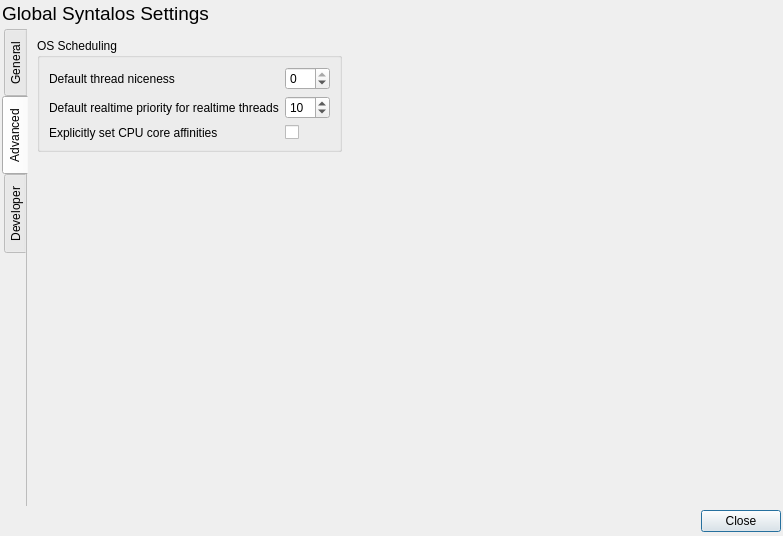
Before: the Qt Designer form src/globalconfigdialog.ui in syntalos/syntalos, drawn with Qt 5.
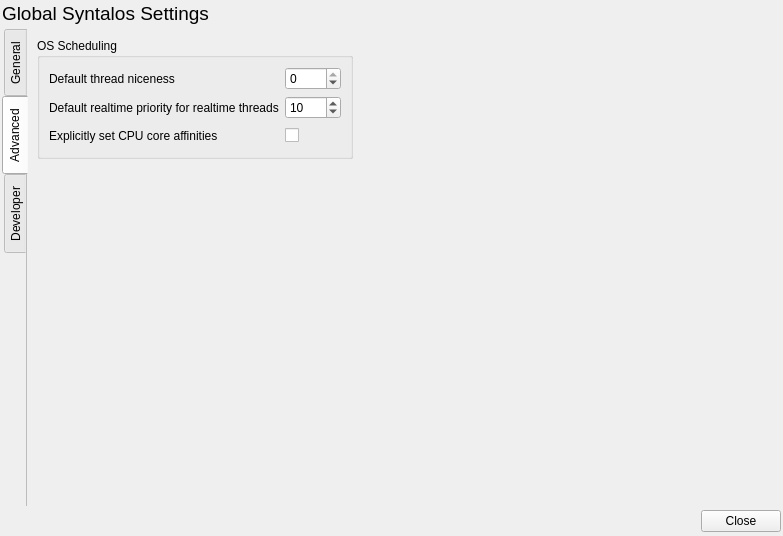
After: the same form once the commit is applied. The open tabs and pages were chosen to show the change. Icons and pictures are not drawn.

```diff
--- a/src/globalconfigdialog.ui
+++ b/src/globalconfigdialog.ui
@@ -239,7 +239,54 @@
                 </widget>
                </item>
                <item row="2" column="1">
-                <widget class="QCheckBox" name="explicitCoreAffinitiesCheckBox"/>
+                <widget class="QWidget" name="widget_4" native="true">
+                 <property name="minimumSize">
+                  <size>
+                   <width>0</width>
+                   <height>22</height>
+                  </size>
+                 </property>
+                 <layout class="QHBoxLayout" name="horizontalLayout_4">
+                  <property name="spacing">
+                   <number>2</number>
+                  </property>
+                  <property name="leftMargin">
+                   <number>0</number>
+                  </property>
+                  <property name="topMargin">
+                   <number>0</number>
+                  </property>
+                  <property name="rightMargin">
+                   <number>0</number>
+                  </property>
+                  <property name="bottomMargin">
+                   <number>0</number>
+                  </property>
+                  <item>
+                   <widget class="QCheckBox" name="explicitCoreAffinitiesCheckBox"/>
+                  </item>
+                  <item>
+                   <widget class="QPushButton" name="cpuAffinityWarnButton">
+                    <property name="text">
+                     <string/>
+                    </property>
+                    <property name="icon">
+                     <iconset theme="emblem-warning">
+                      <normaloff>../modules/videorecorder</normaloff>../modules/videorecorder</iconset>
+                    </property>
+                    <property name="iconSize">
+                     <size>
+                      <width>16</width>
+                      <height>16</height>
+                     </size>
+                    </property>
+                    <property name="flat">
+                     <bool>true</bool>
+                    </property>
+                   </widget>
+                  </item>
+                 </layout>
+                </widget>
                </item>
               </layout>
              </item>
```
Left out of the diff: 2 changed lines with no effect on the pictures.
